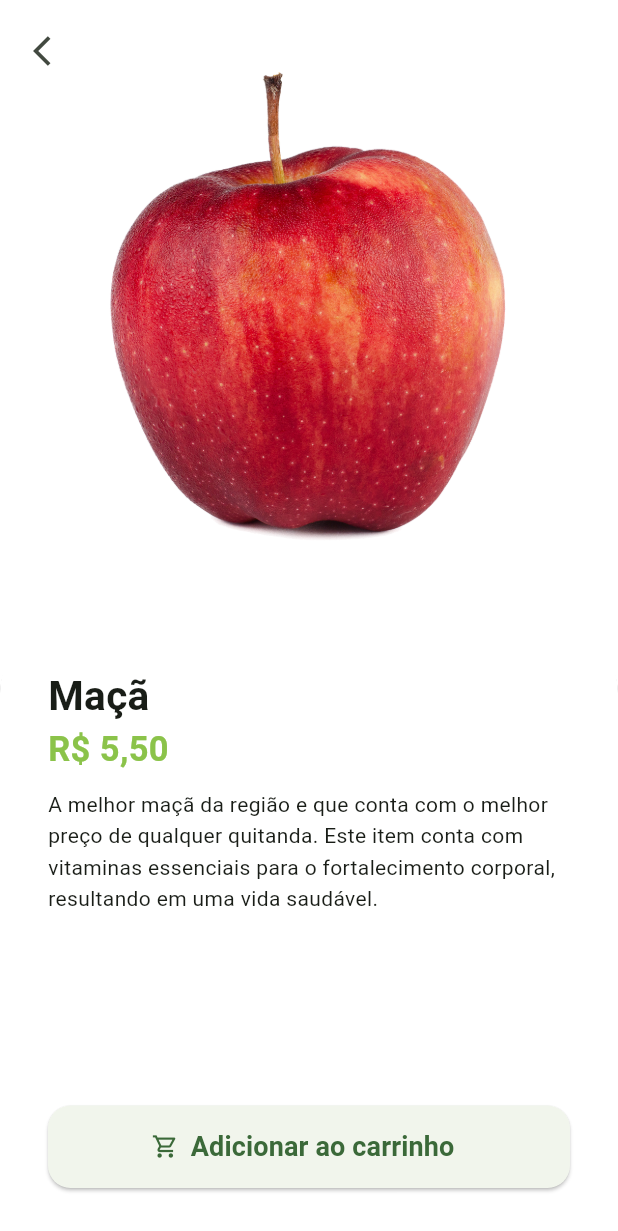
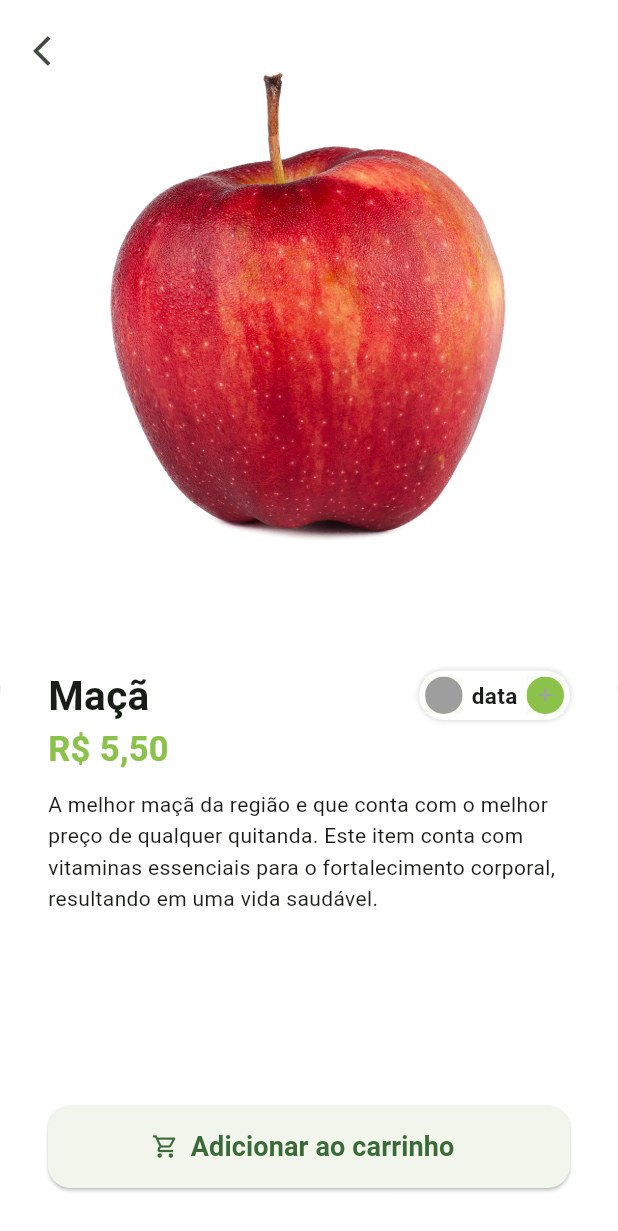
Before and after one commit to juriaCardozo/greengrocer-getx, a Flutter app: the screen it shows after launch, after a tap on "Entrar", after a tap on "Maçã", on a phone screen of 412 x 824 dp. Shown: the top 1231 px of the screen. Run offline on Flutter 3.47's test engine with Material 2 defaults, Android fonts, the phone set to English and light mode, and no system bars; our stand-ins replace animated_text_kit, mask_text_input_formatter.

Commit message:
Criação do widget de quantidade

```diff
--- /dev/null
+++ b/lib/src/pages/common_widgets/quantity_widget.dart
@@ -0,0 +1,81 @@
+import 'package:flutter/material.dart';
+import 'package:greengrocer/src/config/custom_colors.dart';
+
+class QuantityWidget extends StatelessWidget {
+  const QuantityWidget({super.key});
+
+  @override
+  Widget build(BuildContext context) {
+    return Container(
+      padding: EdgeInsets.all(4),
+      decoration: BoxDecoration(
+        color: Colors.white,
+        borderRadius: BorderRadius.circular(50),
+        boxShadow: [
+          BoxShadow(
+            color: Colors.grey.shade300,
+            spreadRadius: 1,
+            blurRadius: 2,
+          ),
+        ],
+      ),
+      child: Row(
+        children: [
+          _QuantityButton(
+            icon: Icons.remove,
+            color: Colors.grey,
+            onPressed: () {},
+          ),
+          Padding(
+            padding: const EdgeInsets.symmetric(horizontal: 6),
+            child: Text(
+              'data',
+              style: TextStyle(fontSize: 15, fontWeight: FontWeight.bold),
+            ),
+          ),
+          _QuantityButton(
+            icon: Icons.add,
+            color: CustomColors.customSwatchColor,
+            onPressed: () {},
+          ),
+        ],
+      ),
+    );
+  }
+}
+
+class _QuantityButton extends StatelessWidget {
+  final Color color;
+  final IconData icon;
+  final VoidCallback onPressed;
+
+  const _QuantityButton({
+    super.key,
+    required this.color,
+    required this.icon,
+    required this.onPressed,
+  });
+
+  @override
+  Widget build(BuildContext context) {
+    return Material(
+      child: InkWell(
+        borderRadius: BorderRadius.circular(50),
+        onTap: onPressed,
+        child: Ink(
+          height: 25,
+          width: 25,
+          decoration: BoxDecoration(
+            color: color,
+            shape: BoxShape.circle,
+          ),
+          child: Icon(
+            icon,
+            color: Colors.grey,
+            size: 16,
+          ),
+        ),
+      ),
+    );
+  }
+}
--- a/lib/src/pages/product/product_screen.dart
+++ b/lib/src/pages/product/product_screen.dart
@@ -1,6 +1,7 @@
 import 'package:flutter/material.dart';
 import 'package:greengrocer/src/config/custom_colors.dart';
 import 'package:greengrocer/src/models/item_model.dart';
+import 'package:greengrocer/src/pages/common_widgets/quantity_widget.dart';
 import 'package:greengrocer/src/services/utils_services.dart';
 
 class ProductScreen extends StatelessWidget {
@@ -56,6 +57,7 @@ class ProductScreen extends StatelessWidget {
                               ),
                             ),
                           ),
+                          QuantityWidget(),
                         ],
                       ),
 
```
